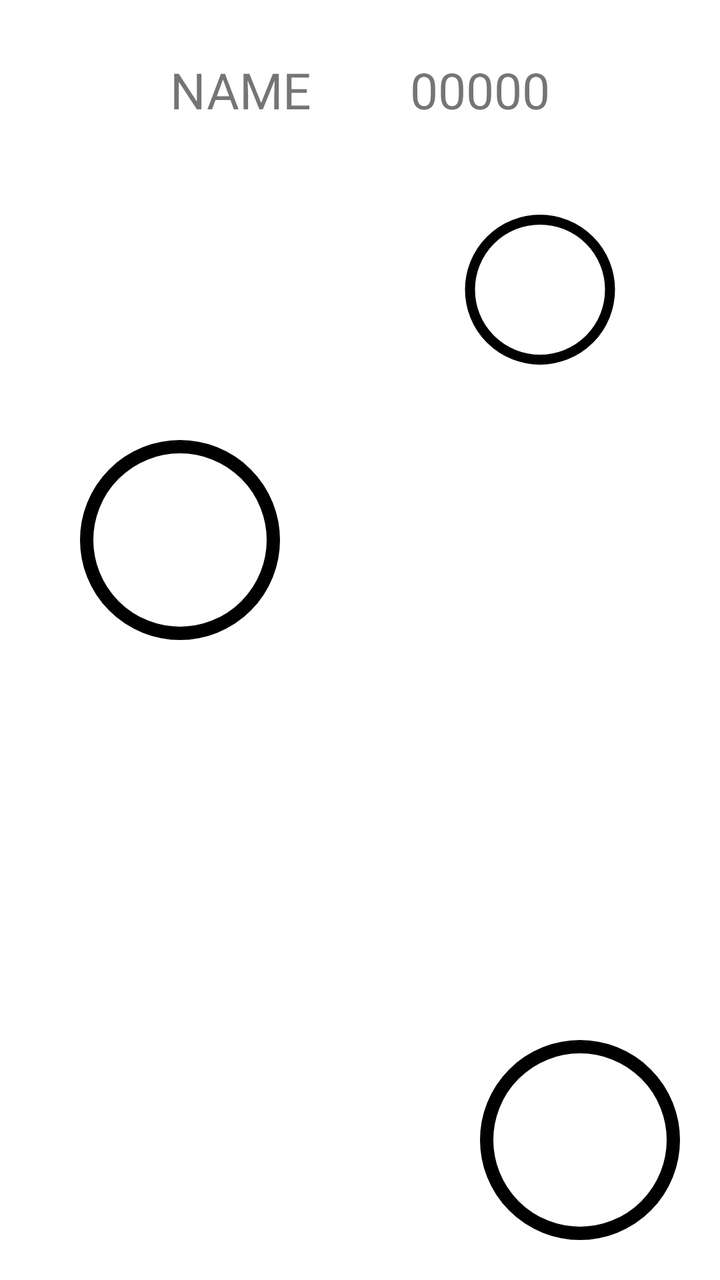
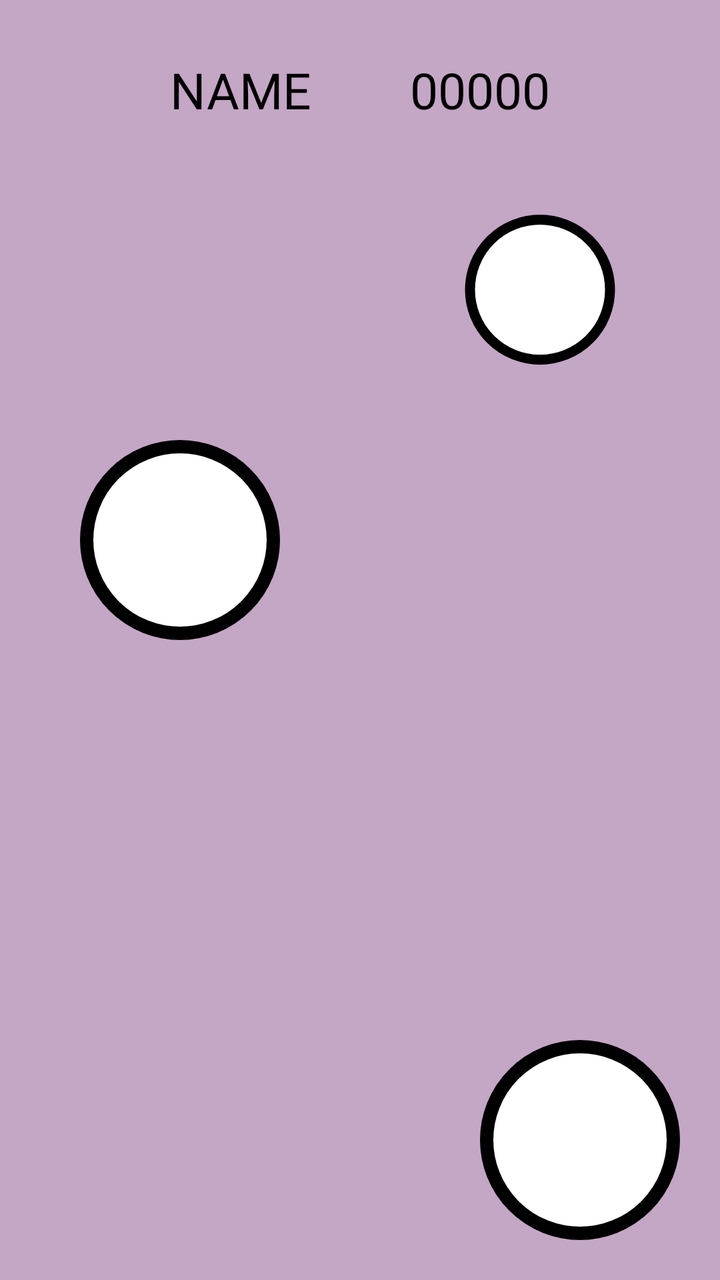

Screens rendered from an Android XML layout before and after an edit, with the pre-edit source and the edit as a unified diff.
<!-- AndroidManifest.xml: application theme Theme.PetMonsters -->
<!-- res/layout/activity_home.xml -->
<?xml version="1.0" encoding="utf-8"?>
<FrameLayout xmlns:android="http://schemas.android.com/apk/res/android"
    android:layout_width="match_parent"
    android:layout_height="match_parent"
    android:background="@color/white">

    <FrameLayout
        android:layout_width="match_parent"
        android:layout_height="match_parent">

        <ImageView
            android:id="@+id/friends_iv"
            android:layout_width="100dp"
            android:layout_height="250dp"
            android:layout_gravity="left|center_vertical"
            android:layout_marginLeft="40dp"
            android:src="@drawable/color_selector"
            android:layout_marginBottom="50dp"/>

        <ImageView
            android:id="@+id/board_iv"
            android:src="@drawable/color_selector"
            android:layout_width="100dp"
            android:layout_height="75dp"
            android:layout_gravity="right|center_vertical"
            android:layout_marginRight="40dp"
            android:layout_marginBottom="175dp"/>

    </FrameLayout>

    <FrameLayout
        android:layout_width="match_parent"
        android:layout_height="match_parent">

        <ImageView
            android:id="@+id/pet_iv"
            android:layout_width="400dp"
            android:layout_height="400dp"
            android:layout_gravity="center"
            android:layout_marginTop="75dp"/>

    </FrameLayout>

    <FrameLayout
        android:layout_width="match_parent"
        android:layout_height="match_parent">

        <ImageView
            android:id="@+id/hat_iv"
            android:layout_width="150dp"
            android:layout_height="150dp"
            android:layout_marginLeft="6dp"
            android:layout_gravity="center"
            android:layout_marginBottom="65dp"/>

        <ImageView
            android:id="@+id/shoes_iv"
            android:layout_width="210dp"
            android:layout_height="60dp"
            android:layout_gravity="center"
            android:layout_marginLeft="6dp"
            android:layout_marginTop="190dp"/>

        <TextView
            android:id="@+id/name_tv"
            android:layout_width="200dp"
            android:layout_height="50dp"
            android:layout_marginTop="20dp"
            android:layout_marginLeft="20dp"
            android:fontFamily="@font/g"
            android:text="NAME"
            android:gravity="center"
            android:textAlignment="center"
            android:textSize="25dp"/>

        <TextView
            android:id="@+id/money_tv"
            android:layout_width="100dp"
            android:layout_height="50dp"
            android:fontFamily="@font/g"
            android:layout_marginTop="20dp"
            android:layout_marginRight="70dp"
            android:layout_gravity="right"
            android:text="00000"
            android:textSize="25dp"
            android:gravity="center"
            android:textAlignment="center"/>

        <ImageView
            android:layout_width="50dp"
            android:layout_height="50dp"
            android:layout_marginTop="20dp"
            android:layout_marginRight="20dp"
            android:layout_gravity="right"/>

        <ImageView
            android:id="@+id/play_iv"
            android:layout_width="100dp"
            android:layout_height="100dp"
            android:layout_gravity="bottom"
            android:layout_marginBottom="20dp"
            android:layout_marginLeft="20dp"/>

        <ImageView
            android:id="@+id/store_iv"
            android:src="@drawable/color_selector"
            android:layout_width="100dp"
            android:layout_height="100dp"
            android:layout_gravity="bottom|right"
            android:layout_marginBottom="20dp"
            android:layout_marginRight="20dp"/>

    </FrameLayout>


    <androidx.fragment.app.FragmentContainerView
        android:id="@+id/fragment_container"
        android:layout_width="match_parent"
        android:layout_gravity="center"
        android:layout_marginRight="50dp"
        android:layout_marginLeft="50dp"
        android:layout_height="300dp">



        </androidx.fragment.app.FragmentContainerView>


</FrameLayout>
<!-- resources referenced by this layout -->
<resources>
  <color name="white">#FFFFFFFF</color>
  <!-- drawable color_selector (drawable) -->
  <?xml version="1.0" encoding="utf-8"?>
  <shape
      xmlns:android="http://schemas.android.com/apk/res/android"
      android:shape="oval">
  
      <solid
          android:color="#FFFFFF" />
      <size
          android:width="75dp"
          android:height="75dp"/>
  
      <stroke android:color="@color/black"
          android:width="5dp"/>
  </shape>
  <style name="Theme.PetMonsters" parent="Theme.MaterialComponents.DayNight.NoActionBar">
          
          <item name="colorPrimary">@color/purple_500</item>
          <item name="colorPrimaryVariant">@color/purple_700</item>
          <item name="colorOnPrimary">@color/white</item>
          
          <item name="colorSecondary">@color/teal_200</item>
          <item name="colorSecondaryVariant">@color/teal_700</item>
          <item name="colorOnSecondary">@color/black</item>
          
          <item name="android:statusBarColor">?attr/colorPrimaryVariant</item>
          
      </style>
  <color name="black">#FF000000</color>
  <color name="purple_500">#FF6200EE</color>
  <color name="purple_700">#FF3700B3</color>
  <color name="teal_200">#FF03DAC5</color>
  <color name="teal_700">#FF018786</color>
</resources>

<!-- the commit's change to res/layout/activity_home.xml (unified diff, before → after) -->
@@ -2,7 +2,7 @@
 <FrameLayout xmlns:android="http://schemas.android.com/apk/res/android"
     android:layout_width="match_parent"
     android:layout_height="match_parent"
-    android:background="@color/white">
+    android:background="@color/main_background">
 
     <FrameLayout
         android:layout_width="match_parent"
@@ -69,6 +69,7 @@
             android:layout_marginLeft="20dp"
             android:fontFamily="@font/g"
             android:text="NAME"
+            android:textColor="@color/black"
             android:gravity="center"
             android:textAlignment="center"
             android:textSize="25dp"/>
@@ -83,6 +84,7 @@
             android:layout_gravity="right"
             android:text="00000"
             android:textSize="25dp"
+            android:textColor="@color/black"
             android:gravity="center"
             android:textAlignment="center"/>
 
<!-- resource entries referenced after the edit -->
@@ -30,6 +30,7 @@
           
       </style>
   <color name="black">#FF000000</color>
+  <color name="main_background">#C4A6C5</color>
   <color name="purple_500">#FF6200EE</color>
   <color name="purple_700">#FF3700B3</color>
   <color name="teal_200">#FF03DAC5</color>
